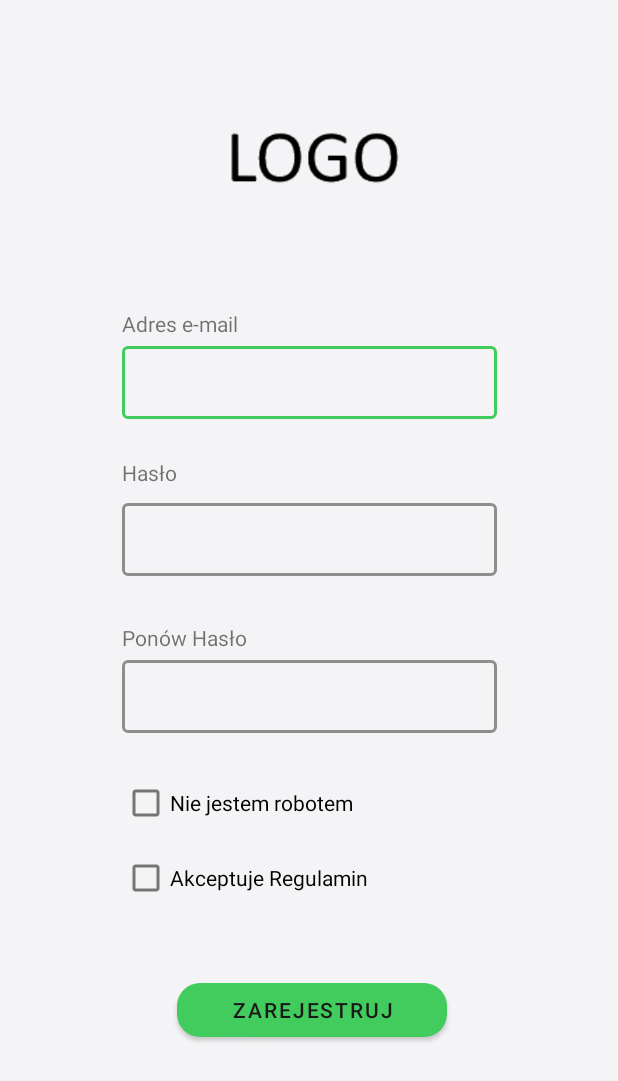
After one commit to CzaplaPL/GitToBeFit-klient, an Android app: the layout fragment_registration.xml on its own in the app's theme, with its tools: preview values and no code run, on a phone screen of 412 x 824 dp. The commit adds this screen. Shown: the top 1081 px of the screen. Run offline under Robolectric (Android 15) with nearby library versions, the phone set to English and light mode, and no system bars.

Commit message:
Wersja 0.0.3.6 wstepna wersja rejestracji

```diff
--- a/app/build.gradle
+++ b/app/build.gradle
@@ -34,7 +34,7 @@ dependencies {
     def room_version = "2.2.6"
     def nav_version = "2.3.2"
 
-
+    implementation 'com.google.android.gms:play-services-safetynet:17.0.0'
     implementation "androidx.navigation:navigation-fragment:$nav_version"
     implementation "androidx.navigation:navigation-ui:$nav_version"
     implementation "androidx.navigation:navigation-dynamic-features-fragment:$nav_version"
--- a/app/src/main/java/pl/gittobefit/HomeFragment.java
+++ b/app/src/main/java/pl/gittobefit/HomeFragment.java
@@ -44,7 +44,6 @@ public class HomeFragment extends Fragment implements View.OnClickListener
     public View onCreateView(LayoutInflater inflater, ViewGroup container,
                              Bundle savedInstanceState)
     {
-        Log.w("czy ja sie robie  ", "nie klik");
         View view = inflater.inflate(R.layout.fragment_home, container, false);
         Button button =  view.findViewById(R.id.button7);
         button.setOnClickListener(this);
--- a/app/src/main/java/pl/gittobefit/user/fragments/Login.java
+++ b/app/src/main/java/pl/gittobefit/user/fragments/Login.java
@@ -67,6 +67,8 @@ public class Login extends Fragment implements View.OnClickListener
         Button button =  view.findViewById(R.id.loginZaloguj);
         button.setOnClickListener(this);
         button =  view.findViewById(R.id.loginGoogle);
+        button.setOnClickListener(this);
+        button =  view.findViewById(R.id.loginRegister);
         button.setOnClickListener(this);
         TextView textview =view.findViewById(R.id.loginForgotPass);
         textview.setOnClickListener(this);
@@ -155,7 +157,7 @@ public class Login extends Fragment implements View.OnClickListener
     @Override
     public void onClick(View view)
     {
-        Log.w("nie  klik", "klik");
+
         switch (view.getId())
         {
             case R.id.loginZaloguj:
@@ -174,9 +176,9 @@ public class Login extends Fragment implements View.OnClickListener
                 dialog.show(getSupportFragmentManager(),"remind password");*/
 
                 break;
-            case R.id.button7:
-                Log.w("klik", "klik");
-                Navigation.findNavController(view).navigate(R.id.action_homeFragment_to_options);
+            case R.id.loginRegister:
+
+                Navigation.findNavController(view).navigate(R.id.action_login_to_registration);
                 break;
         }
     }
--- /dev/null
+++ b/app/src/main/java/pl/gittobefit/user/fragments/Registration.java
@@ -0,0 +1,113 @@
+package pl.gittobefit.user.fragments;
+
+import android.content.Intent;
+import android.graphics.Color;
+import android.os.Bundle;
+
+import androidx.annotation.NonNull;
+import androidx.fragment.app.Fragment;
+import androidx.navigation.Navigation;
+
+import android.util.Log;
+import android.view.LayoutInflater;
+import android.view.View;
+import android.view.ViewGroup;
+import android.widget.Button;
+import android.widget.CheckBox;
+
+import com.google.android.gms.common.api.ApiException;
+import com.google.android.gms.common.api.CommonStatusCodes;
+import com.google.android.gms.safetynet.SafetyNet;
+import com.google.android.gms.safetynet.SafetyNetApi;
+import com.google.android.gms.tasks.OnFailureListener;
+import com.google.android.gms.tasks.OnSuccessListener;
+import com.google.android.material.textfield.TextInputLayout;
+
+import java.util.concurrent.Executor;
+
+import pl.gittobefit.R;
+import pl.gittobefit.network.ConnectionToServer;
+
+
+public class Registration extends Fragment implements View.OnClickListener
+{
+
+    String passValidation = "^(?=.*[0-9])(?=.*[a-z])(?=.*[A-Z])(?=.*[@#$%^&+=!])(?=\\S+$).{8,}$";
+    String emailValidation = "^[\\w!#$%&'+/=?`{|}~^-]+(?:\\.[\\w!#$%&'+/=?`{|}~^-]+)*@(?:[a-zA-Z0-9-]+\\.)+[a-zA-Z]{2,6}$";
+    public Registration()
+    {
+        // Required empty public constructor
+    }
+
+
+
+
+    @Override
+    public void onCreate(Bundle savedInstanceState)
+    {
+        super.onCreate(savedInstanceState);
+
+    }
+
+    @Override
+    public View onCreateView(LayoutInflater inflater, ViewGroup container,
+                             Bundle savedInstanceState)
+    {
+        View view = inflater.inflate(R.layout.fragment_registration, container, false);
+        CheckBox checkBox =  view.findViewById(R.id.checkBox_robot);
+        checkBox.setOnClickListener(this);
+        return view;
+    }
+
+    @Override
+    public void onClick(View view)
+    {
+        switch (view.getId())
+        {
+            case R.id.buttonRegistr:
+                TextInputLayout email =(TextInputLayout)getView().findViewById(R.id.loginMailKontener);
+                TextInputLayout pass =(TextInputLayout)getView().findViewById(R.id.loginPasswordKontener);
+                TextInputLayout pass2 =(TextInputLayout)getView().findViewById(R.id.loginRewersePasswordKontener);
+                CheckBox robot =  view.findViewById(R.id.checkBox_robot);
+                CheckBox terms =  view.findViewById(R.id.checkBox_statute);
+
+
+
+                break;
+            case R.id.checkBox_robot:
+                CheckBox checkBox =  view.findViewById(R.id.checkBox_robot);
+                SafetyNet.getClient(getActivity()).verifyWithRecaptcha("6LdH0ScaAAAAAOAnxd_zMOzmbco0_VRrazkQvdUQ")
+                        .addOnSuccessListener(new OnSuccessListener<SafetyNetApi.RecaptchaTokenResponse>() {
+                            @Override
+                            public void onSuccess(SafetyNetApi.RecaptchaTokenResponse recaptchaTokenResponse)
+                            {
+                                String userResponseToken = recaptchaTokenResponse.getTokenResult();
+                                if (!userResponseToken.isEmpty())
+                                {
+                                    checkBox.setChecked(true);
+                                }
+                            }
+                        })
+                        .addOnFailureListener(new OnFailureListener() {
+                            @Override
+                            public void onFailure(@NonNull Exception e)
+                            {
+                                checkBox.setChecked(false);
+                                checkBox.setBackgroundColor(Color.RED);
+                                if (e instanceof ApiException)
+                                {
+                                    ApiException apiException = (ApiException) e;
+                                    int statusCode = apiException.getStatusCode();
+                                    Log.e("Recaptcha", "Error: " + CommonStatusCodes
+                                            .getStatusCodeString(statusCode));
+                                } else
+                                {
+                                    Log.e("Recaptcha", "Error: " + e.getMessage());
+                                }
+                            }
+                        });
+                break;
+
+        }
+    }
+}
--- /dev/null
+++ b/app/src/main/res/layout/fragment_registration.xml
@@ -0,0 +1,160 @@
+<?xml version="1.0" encoding="utf-8"?>
+<androidx.constraintlayout.widget.ConstraintLayout xmlns:android="http://schemas.android.com/apk/res/android"
+    xmlns:app="http://schemas.android.com/apk/res-auto"
+    xmlns:tools="http://schemas.android.com/tools"
+    android:id="@+id/activity_registration"
+    android:layout_width="match_parent"
+    android:layout_height="match_parent"
+    tools:context=".MainActivity">
+
+    <androidx.constraintlayout.widget.Guideline
+        android:id="@+id/guideline_left"
+        android:layout_width="wrap_content"
+        android:layout_height="wrap_content"
+        android:orientation="vertical"
+        app:layout_constraintGuide_begin="20dp" />
+
+    <androidx.constraintlayout.widget.Guideline
+        android:id="@+id/guideline_right"
+        android:layout_width="wrap_content"
+        android:layout_height="wrap_content"
+        android:orientation="vertical"
+        app:layout_constraintEnd_toEndOf="parent"
+        app:layout_constraintGuide_end="20dp" />
+
+    <ImageView
+        android:id="@+id/logo"
+        android:layout_width="155dp"
+        android:layout_height="155dp"
+        android:layout_marginTop="30dp"
+        android:contentDescription="@string/app_name"
+        android:src="@drawable/logo"
+        app:layout_constraintEnd_toStartOf="@+id/guideline_right"
+        app:layout_constraintStart_toStartOf="@+id/guideline_left"
+        app:layout_constraintTop_toTopOf="parent" />
+
+    <TextView
+        android:id="@+id/text_email"
+        android:layout_width="wrap_content"
+        android:layout_height="wrap_content"
+        android:text="@string/rE_mail"
+        app:layout_constraintBottom_toTopOf="@+id/loginMailKontener"
+        app:layout_constraintStart_toStartOf="@+id/loginMailKontener" />
+
+
+    <com.google.android.material.textfield.TextInputLayout
+        android:id="@+id/loginMailKontener"
+        style="@style/Widget.MaterialComponents.TextInputLayout.OutlinedBox.Dense"
+        android:layout_width="250dp"
+        android:layout_height="wrap_content"
+        android:layout_marginTop="40dp"
+        android:textColorHint="@color/ourBlack"
+        app:boxStrokeColor="@color/ourGreen"
+        app:boxStrokeWidth="2dp"
+        app:errorEnabled="true"
+        app:hintEnabled="true"
+        app:layout_constraintEnd_toStartOf="@+id/guideline_right"
+        app:layout_constraintStart_toStartOf="@+id/guideline_left"
+        app:layout_constraintTop_toBottomOf="@+id/logo">
+
+        <com.google.android.material.textfield.TextInputEditText
+            android:id="@+id/loginMail"
+            android:layout_width="match_parent"
+            android:layout_height="match_parent"
+            android:inputType="textWebEmailAddress" />
+    </com.google.android.material.textfield.TextInputLayout>
+
+    <TextView
+        android:id="@+id/text_password"
+        android:layout_width="wrap_content"
+        android:layout_height="wrap_content"
+        android:text="@string/rPassword"
+        app:layout_constraintBottom_toTopOf="@+id/loginPasswordKontener"
+        app:layout_constraintStart_toStartOf="@+id/loginPasswordKontener"
+        app:layout_constraintTop_toBottomOf="@+id/loginMailKontener" />
+
+    <com.google.android.material.textfield.TextInputLayout
+        android:id="@+id/loginPasswordKontener"
+        style="@style/Widget.MaterialComponents.TextInputLayout.OutlinedBox.Dense"
+        android:layout_width="250dp"
+        android:layout_height="wrap_content"
+        android:layout_marginTop="30dp"
+        android:textColorHint="@color/ourBlack"
+        app:boxStrokeColor="@color/ourGreen"
+        app:boxStrokeWidth="2dp"
+        app:errorEnabled="true"
+        app:hintEnabled="true"
+        app:layout_constraintEnd_toStartOf="@+id/guideline_right"
+        app:layout_constraintStart_toStartOf="@+id/guideline_left"
+        app:layout_constraintTop_toBottomOf="@+id/loginMailKontener">
+
+        <com.google.android.material.textfield.TextInputEditText
+            android:id="@+id/loginPassword"
+            android:layout_width="match_parent"
+            android:layout_height="match_parent"
+            android:inputType="textWebPassword" />
+    </com.google.android.material.textfield.TextInputLayout>
+
+    <TextView
+        android:id="@+id/text_rewerse_password"
+        android:layout_width="wrap_content"
+        android:layout_height="wrap_content"
+        android:text="@string/rRewersePassword"
+        app:layout_constraintBottom_toTopOf="@+id/loginRewersePasswordKontener"
+        app:layout_constraintStart_toStartOf="@+id/loginRewersePasswordKontener" />
+
+    <com.google.android.material.textfield.TextInputLayout
+        android:id="@+id/loginRewersePasswordKontener"
+        style="@style/Widget.MaterialComponents.TextInputLayout.OutlinedBox.Dense"
+        android:layout_width="250dp"
+        android:layout_height="wrap_content"
+        android:layout_marginTop="30dp"
+        android:textColorHint="@color/ourBlack"
+        app:boxStrokeColor="@color/ourGreen"
+        app:boxStrokeWidth="2dp"
+        app:errorEnabled="true"
+        app:hintEnabled="true"
+        app:layout_constraintEnd_toStartOf="@+id/guideline_right"
+        app:layout_constraintStart_toStartOf="@+id/guideline_left"
+        app:layout_constraintTop_toBottomOf="@+id/loginPasswordKontener">
+
+        <com.google.android.material.textfield.TextInputEditText
+            android:id="@+id/loginRewersePassword"
+            android:layout_width="match_parent"
+            android:layout_height="match_parent"
+            android:inputType="textWebPassword" />
+    </com.google.android.material.textfield.TextInputLayout>
+
+    <CheckBox
+        android:id="@+id/checkBox_robot"
+        android:layout_width="wrap_content"
+        android:layout_height="wrap_content"
+        android:layout_marginTop="2dp"
+        android:text="@string/robot"
+        app:layout_constraintStart_toStartOf="@+id/loginRewersePasswordKontener"
+        app:layout_constraintTop_toBottomOf="@+id/loginRewersePasswordKontener" />
+
+    <CheckBox
+        android:id="@+id/checkBox_statute"
+        android:layout_width="wrap_content"
+        android:layout_height="wrap_content"
+        android:layout_marginTop="2dp"
+        android:text="@string/statute"
+        app:layout_constraintStart_toStartOf="@+id/checkBox_robot"
+        app:layout_constraintTop_toBottomOf="@+id/checkBox_robot" />
+
+    <Button
+        android:id="@+id/buttonRegistr"
+        style="style/Widget.MaterialComponents.Button"
+        android:layout_width="180dp"
+        android:layout_height="wrap_content"
+        android:layout_marginTop="40dp"
+        android:text="@string/registr"
+        android:textColor="@color/ourBlack"
+        app:layout_constraintEnd_toStartOf="@+id/guideline_right"
+        app:layout_constraintHorizontal_bias="0.51"
+        app:layout_constraintStart_toStartOf="@+id/guideline_left"
+        app:layout_constraintTop_toBottomOf="@+id/checkBox_statute"
+        app:shapeAppearanceOverlay="@style/roundedButton" />
+
+</androidx.constraintlayout.widget.ConstraintLayout>
--- a/app/src/main/res/navigation/nav_graph.xml
+++ b/app/src/main/res/navigation/nav_graph.xml
@@ -14,6 +14,9 @@
             app:destination="@id/homeFragment"
             app:popUpTo="@+id/login"
             app:popUpToInclusive="true" />
+        <action
+            android:id="@+id/action_login_to_registration"
+            app:destination="@id/registration" />
     </fragment>
     <fragment
         android:id="@+id/homeFragment"
@@ -29,4 +32,8 @@
         android:name="pl.gittobefit.workout.fragments.Options"
         android:label="fragment_options"
         tools:layout="@layout/fragment_options" />
+    <fragment
+        android:id="@+id/registration"
+        android:name="pl.gittobefit.user.fragments.Registration"
+        android:label="Registration" />
 </navigation>
--- a/app/src/main/res/values/strings.xml
+++ b/app/src/main/res/values/strings.xml
@@ -30,7 +30,13 @@
     <string name="sendPasswordError">nie ma takiego uzytkownika</string>
     <string name="delete">delete</string>
     <string name="google_token">167652090961-5dkah0ddinbeh8clnq81ieg3h2onkvjp.apps.googleusercontent.com</string>
-
+    <string name="rE_mail">Adres e-mail</string>
+    <string name="rPassword">Hasło</string>
+    <string name="rRewersePassword">Ponów Hasło</string>
+    <string name="robot">Nie jestem robotem</string>
+    <string name="checkbox">CheckBox</string>
+    <string name="statute">Akceptuje Regulamin</string>
+    <string name="registr">Zarejestruj </string>
     <string name="large_text">
         "Material is the metaphor.\n\n"
 
@@ -120,5 +126,7 @@
         "For example, position the FAB to one side of stream of a cards so the FAB won’t interfere "
         "when a user tries to pick up one of cards.\n\n"
     </string>
+    <!-- TODO: Remove or change this placeholder text -->
+    <string name="hello_blank_fragment">Hello blank fragment</string>
 
 </resources>
--- a/build.gradle
+++ b/build.gradle
@@ -6,11 +6,11 @@ buildscript {
     }
     dependencies {
         classpath "com.android.tools.build:gradle:4.1.1"
+
         // NOTE: Do not place your application dependencies here; they belong
         // in the individual module build.gradle files
     }
 }
-
 allprojects {
     repositories {
         google()
```
